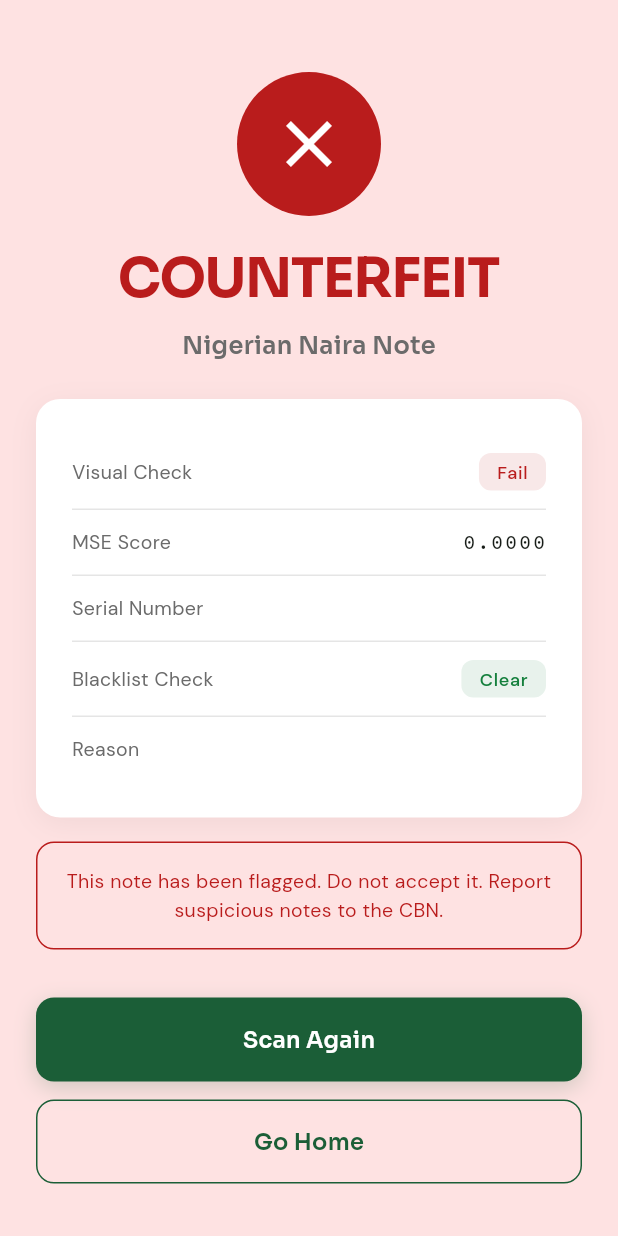
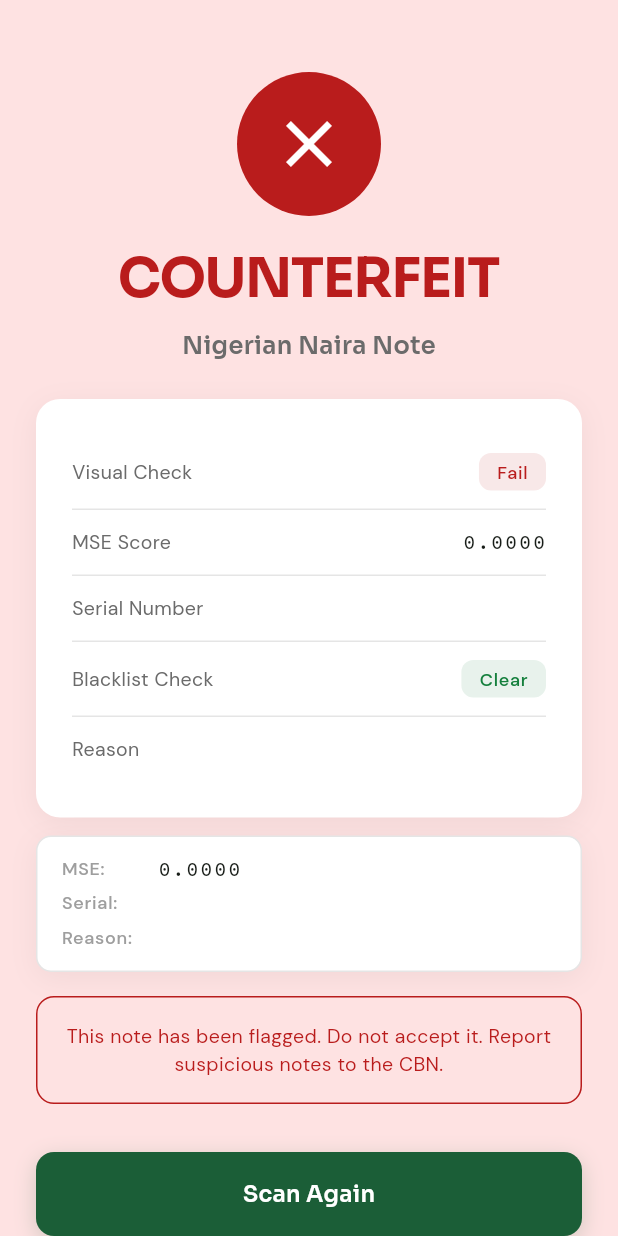
Before and after one commit to prodigy-rejoice/checkr, a Flutter app: the ResultView screen opened directly with empty values, on a phone screen of 412 x 824 dp. Run offline on Flutter 3.47's test engine with Material 3 defaults, Android fonts, the phone set to English and light mode, and no system bars; our stand-ins replace hive, hive_flutter, image_picker, permission_handler, stacked, stacked_services and 1 more; missing offline and left inert: google_mlkit_text_recognition; accounts and stored records are empty; statements that could not run were skipped.

Commit message:
Update seed key version and enhance image quality checks with detailed feedback

```diff
--- a/lib/ui/views/result/result_view.dart
+++ b/lib/ui/views/result/result_view.dart
@@ -1,6 +1,7 @@
 import 'package:flutter/material.dart';
 import 'package:stacked/stacked.dart';
 import '../../../core/constants/app_colors.dart';
+import '../../../core/constants/app_constants.dart';
 import '../../../core/constants/app_typography.dart';
 import '../../../models/scan_result.dart';
 import '../../widgets/primary_button_widget.dart';
@@ -40,6 +41,8 @@
                   _buildDenomination(),
                   const SizedBox(height: 24),
                   VerdictCardWidget(vm: vm),
+                  const SizedBox(height: 12),
+                  _buildDebugPanel(vm),
                   const SizedBox(height: 16),
                   _buildAdvisory(r),
                   const SizedBox(height: 32),
@@ -102,6 +105,48 @@
     return Text(
       'Nigerian Naira Note',
       style: AppTypography.heading2.copyWith(color: AppColors.textSecondary),
+    );
+  }
+
+  Widget _buildDebugPanel(ResultViewModel vm) {
+    return Container(
+      width: double.infinity,
+      padding: const EdgeInsets.symmetric(horizontal: 16, vertical: 12),
+      decoration: BoxDecoration(
+        color: AppColors.surface,
+        borderRadius: BorderRadius.circular(10),
+        border: Border.all(color: AppColors.divider),
+        boxShadow: const [AppConstants.cardShadow],
+      ),
+      child: Column(
+        crossAxisAlignment: CrossAxisAlignment.start,
+        children: [
+          _debugRow('MSE', vm.formattedMse),
+          const SizedBox(height: 4),
+          _debugRow('Serial', vm.displaySerial),
+          const SizedBox(height: 4),
+          _debugRow('Reason', vm.verdictReason),
+        ],
+      ),
+    );
+  }
+
+  Widget _debugRow(String label, String value) {
+    return Row(
+      crossAxisAlignment: CrossAxisAlignment.start,
+      children: [
+        SizedBox(
+          width: 56,
+          child: Text(
+            '$label:',
+            style: AppTypography.label.copyWith(color: AppColors.textMuted),
+          ),
+        ),
+        const SizedBox(width: 8),
+        Expanded(
+          child: Text(value, style: AppTypography.mono),
+        ),
+      ],
     );
   }
 
--- a/lib/ui/views/scan/scan_viewmodel.dart
+++ b/lib/ui/views/scan/scan_viewmodel.dart
@@ -44,6 +44,8 @@
 
     _status = ScanStatus.processing;
     notifyListeners();
+
+    final stopwatch = Stopwatch()..start();
 
     try {
       final imageBytes = await picked.readAsBytes();
@@ -122,6 +124,8 @@
           );
         }
 
+        stopwatch.stop();
+        print('[ScanViewModel] Total scan latency: ${stopwatch.elapsedMilliseconds}ms');
         _status = ScanStatus.complete;
         notifyListeners();
         await _navigationService.navigateToResultView(result: result);
@@ -130,11 +134,23 @@
         return;
       }
 
-      print('[ScanViewModel] MSE within threshold — running OCR...');
-      final serial = await _ocrService.extractSerial(imageBytes);
-      print('[ScanViewModel] OCR result: serial = $serial');
+      print('[ScanViewModel] MSE within threshold — running serial OCR...');
 
-      final serialValid = serial != null && _ocrService.isValidCBNFormat(serial);
+      // First try extracting serial from the full OCR text we already have.
+      String? rawSerial = _ocrService.extractSerialFromText(ocrText);
+      print('[ScanViewModel] Serial from full text: $rawSerial');
+
+      // Fall back to cropped-image OCR if full-text search didn't find it.
+      if (rawSerial == null) {
+        print('[ScanViewModel] Full-text miss — trying cropped image OCR...');
+        rawSerial = await _ocrService.extractSerial(imageBytes);
+        print('[ScanViewModel] Serial from cropped OCR: $rawSerial');
+      }
+
+      final serial = rawSerial != null ? _ocrService.normaliseSerial(rawSerial) : null;
+      print('[ScanViewModel] OCR result: rawSerial = $rawSerial  normalised = $serial');
+
+      final serialValid = serial != null && _ocrService.isValidCBNFormat(rawSerial!);
       print('[ScanViewModel] Serial format valid: $serialValid');
 
       final isBlacklisted = serial != null ? _blacklistRepository.isBlacklisted(serial) : false;
@@ -143,13 +159,25 @@
       String reason;
       bool isGenuine;
 
-      if (isBlacklisted) {
+      if (serial == null) {
         isGenuine = false;
-        reason = 'Serial number is blacklisted';
+        reason =
+            'Visual check passed but serial number could not be extracted. '
+            'Please retake the photo with the serial number clearly visible.';
+        print('[ScanViewModel] Verdict: UNVERIFIED — serial not extracted');
+      } else if (!serialValid) {
+        isGenuine = false;
+        reason =
+            'Visual check passed but the serial number format is invalid. '
+            'Detected: $serial';
+        print('[ScanViewModel] Verdict: SUSPICIOUS — invalid serial format');
+      } else if (isBlacklisted) {
+        isGenuine = false;
+        reason = 'Serial number is blacklisted.';
         print('[ScanViewModel] Verdict: COUNTERFEIT — serial blacklisted');
       } else {
         isGenuine = true;
-        reason = 'Visual check passed, serial clear';
+        reason = 'Visual check passed and serial number verified.';
         print('[ScanViewModel] Verdict: GENUINE');
       }
 
@@ -164,6 +192,8 @@
         verdictReason: reason,
       );
 
+      stopwatch.stop();
+      print('[ScanViewModel] Total scan latency: ${stopwatch.elapsedMilliseconds}ms');
       _status = ScanStatus.complete;
       notifyListeners();
       print('[ScanViewModel] Navigating to ResultView...');
```
Also changed, not shown: lib/services/hive_service.dart (+12 -5 lines), lib/services/image_quality_service.dart (+33 -45 lines), lib/services/ocr_service.dart (+40 -21 lines).
